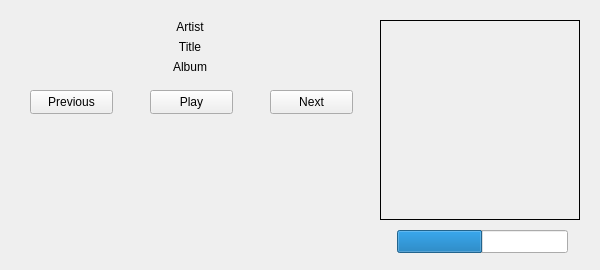
First picture: the form in pythonCompanion.ui, repository evallower/pythonCompanion, before the edit.
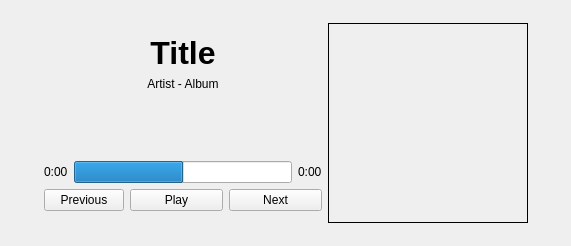
Second picture: the form after the edit.

Patch:
```diff
--- a/pythonCompanion.ui
+++ b/pythonCompanion.ui
@@ -6,124 +6,185 @@
    <rect>
     <x>0</x>
     <y>0</y>
-    <width>600</width>
-    <height>270</height>
+    <width>571</width>
+    <height>246</height>
    </rect>
   </property>
   <property name="minimumSize">
    <size>
-    <width>600</width>
-    <height>270</height>
+    <width>0</width>
+    <height>0</height>
    </size>
   </property>
   <property name="windowTitle">
    <string>Music Companion</string>
   </property>
   <widget class="QWidget" name="centralwidget">
-   <widget class="QLabel" name="albumLabel">
-    <property name="geometry">
-     <rect>
-      <x>40</x>
-      <y>60</y>
-      <width>300</width>
-      <height>14</height>
-     </rect>
-    </property>
-    <property name="text">
-     <string>Album</string>
-    </property>
-    <property name="alignment">
-     <set>Qt::AlignCenter</set>
-    </property>
-   </widget>
+   <layout class="QGridLayout" name="gridLayout">
+    <item row="1" column="0">
+     <spacer name="horizontalSpacer">
+      <property name="orientation">
+       <enum>Qt::Horizontal</enum>
+      </property>
+      <property name="sizeHint" stdset="0">
+       <size>
+        <width>20</width>
+        <height>20</height>
+       </size>
+      </property>
+     </spacer>
+    </item>
+    <item row="1" column="2">
+     <spacer name="horizontalSpacer_2">
+      <property name="orientation">
+       <enum>Qt::Horizontal</enum>
+      </property>
+      <property name="sizeHint" stdset="0">
+       <size>
+        <width>20</width>
+        <height>20</height>
+       </size>
+      </property>
+     </spacer>
+    </item>
+    <item row="1" column="1">
+     <layout class="QHBoxLayout" name="horizontalLayout_3">
+      <item>
+       <layout class="QVBoxLayout" name="verticalLayout">
+        <property name="spacing">
+         <number>-1</number>
+        </property>
+        <property name="leftMargin">
+         <number>0</number>
+        </property>
+        <property name="topMargin">
+         <number>12</number>
+        </property>
+        <property name="rightMargin">
+         <number>0</number>
+        </property>
+        <property name="bottomMargin">
+         <number>12</number>
+        </property>
+        <item>
    <widget class="QLabel" name="titleLabel">
-    <property name="geometry">
-     <rect>
-      <x>40</x>
-      <y>40</y>
-      <width>300</width>
-      <height>14</height>
-     </rect>
-    </property>
-    <property name="text">
-     <string>Title</string>
-    </property>
-    <property name="alignment">
-     <set>Qt::AlignCenter</set>
-    </property>
-   </widget>
-   <widget class="QLabel" name="artistLabel">
-    <property name="geometry">
-     <rect>
-      <x>40</x>
-      <y>20</y>
-      <width>300</width>
-      <height>14</height>
-     </rect>
-    </property>
     <property name="font">
      <font>
-      <strikeout>false</strikeout>
-     </font>
-    </property>
-    <property name="layoutDirection">
-     <enum>Qt::LeftToRight</enum>
-    </property>
+            <family>Helvetica</family>
+            <pointsize>24</pointsize>
+            <weight>75</weight>
+            <bold>true</bold>
+           </font>
+          </property>
+          <property name="text">
+           <string>Title</string>
+          </property>
+          <property name="alignment">
+           <set>Qt::AlignCenter</set>
+          </property>
+         </widget>
+        </item>
+        <item>
+         <widget class="QLabel" name="artistAlbumLabel">
     <property name="text">
-     <string>Artist</string>
+           <string>Artist - Album</string>
     </property>
     <property name="alignment">
      <set>Qt::AlignCenter</set>
     </property>
    </widget>
+        </item>
+        <item>
+         <spacer name="verticalSpacer">
+          <property name="orientation">
+           <enum>Qt::Vertical</enum>
+          </property>
+          <property name="sizeHint" stdset="0">
+           <size>
+            <width>20</width>
+            <height>10</height>
+           </size>
+          </property>
+         </spacer>
+        </item>
+        <item>
+         <layout class="QHBoxLayout" name="horizontalLayout_2">
+          <item>
+           <widget class="QLabel" name="timeLabel">
+            <property name="text">
+             <string>0:00</string>
+            </property>
+           </widget>
+          </item>
+          <item>
+           <widget class="QProgressBar" name="progressBar">
+            <property name="value">
+             <number>50</number>
+            </property>
+            <property name="textVisible">
+             <bool>false</bool>
+            </property>
+            <property name="orientation">
+             <enum>Qt::Horizontal</enum>
+            </property>
+            <property name="invertedAppearance">
+             <bool>false</bool>
+            </property>
+           </widget>
+          </item>
+          <item>
+           <widget class="QLabel" name="durationLabel">
+            <property name="text">
+             <string>0:00</string>
+            </property>
+           </widget>
+          </item>
+         </layout>
+        </item>
+        <item>
+         <layout class="QHBoxLayout" name="horizontalLayout">
+          <item>
+           <widget class="QPushButton" name="previousButton">
+            <property name="text">
+             <string>Previous</string>
+            </property>
+           </widget>
+          </item>
+          <item>
    <widget class="QPushButton" name="playButton">
-    <property name="geometry">
-     <rect>
-      <x>150</x>
-      <y>90</y>
-      <width>83</width>
-      <height>24</height>
-     </rect>
+            <property name="enabled">
+             <bool>true</bool>
+            </property>
+            <property name="minimumSize">
+             <size>
+              <width>93</width>
+              <height>0</height>
+             </size>
     </property>
     <property name="text">
      <string>Play</string>
     </property>
    </widget>
+          </item>
+          <item>
    <widget class="QPushButton" name="nextButton">
-    <property name="geometry">
-     <rect>
-      <x>270</x>
-      <y>90</y>
-      <width>83</width>
-      <height>24</height>
-     </rect>
+            <property name="minimumSize">
+             <size>
+              <width>93</width>
+              <height>0</height>
+             </size>
     </property>
     <property name="text">
      <string>Next</string>
     </property>
    </widget>
-   <widget class="QPushButton" name="previousButton">
-    <property name="geometry">
-     <rect>
-      <x>30</x>
-      <y>90</y>
-      <width>83</width>
-      <height>24</height>
-     </rect>
-    </property>
-    <property name="text">
-     <string>Previous</string>
-    </property>
-   </widget>
+          </item>
+         </layout>
+        </item>
+       </layout>
+      </item>
+      <item>
    <widget class="QLabel" name="artworkImg">
-    <property name="geometry">
-     <rect>
-      <x>380</x>
-      <y>20</y>
-      <width>200</width>
-      <height>200</height>
-     </rect>
-    </property>
     <property name="sizePolicy">
      <sizepolicy hsizetype="Expanding" vsizetype="Expanding">
       <horstretch>0</horstretch>
@@ -146,28 +207,36 @@
      <set>Qt::AlignCenter</set>
     </property>
    </widget>
-   <widget class="QProgressBar" name="progressBar">
-    <property name="geometry">
-     <rect>
-      <x>397</x>
-      <y>230</y>
-      <width>171</width>
-      <height>23</height>
-     </rect>
-    </property>
-    <property name="value">
-     <number>50</number>
-    </property>
-    <property name="textVisible">
-     <bool>false</bool>
-    </property>
+      </item>
+     </layout>
+    </item>
+    <item row="2" column="1">
+     <spacer name="verticalSpacer_2">
+      <property name="orientation">
+       <enum>Qt::Vertical</enum>
+      </property>
+      <property name="sizeHint" stdset="0">
+       <size>
+        <width>20</width>
+        <height>20</height>
+       </size>
+      </property>
+     </spacer>
+    </item>
+    <item row="0" column="1">
+     <spacer name="verticalSpacer_3">
     <property name="orientation">
-     <enum>Qt::Horizontal</enum>
-    </property>
-    <property name="invertedAppearance">
-     <bool>false</bool>
-    </property>
-   </widget>
+       <enum>Qt::Vertical</enum>
+      </property>
+      <property name="sizeHint" stdset="0">
+       <size>
+        <width>20</width>
+        <height>20</height>
+       </size>
+      </property>
+     </spacer>
+    </item>
+   </layout>
   </widget>
  </widget>
  <tabstops>
```
Left out of the diff: 1 changed line with no effect on the pictures. Lines whose indentation alone changed are shown as unchanged.
